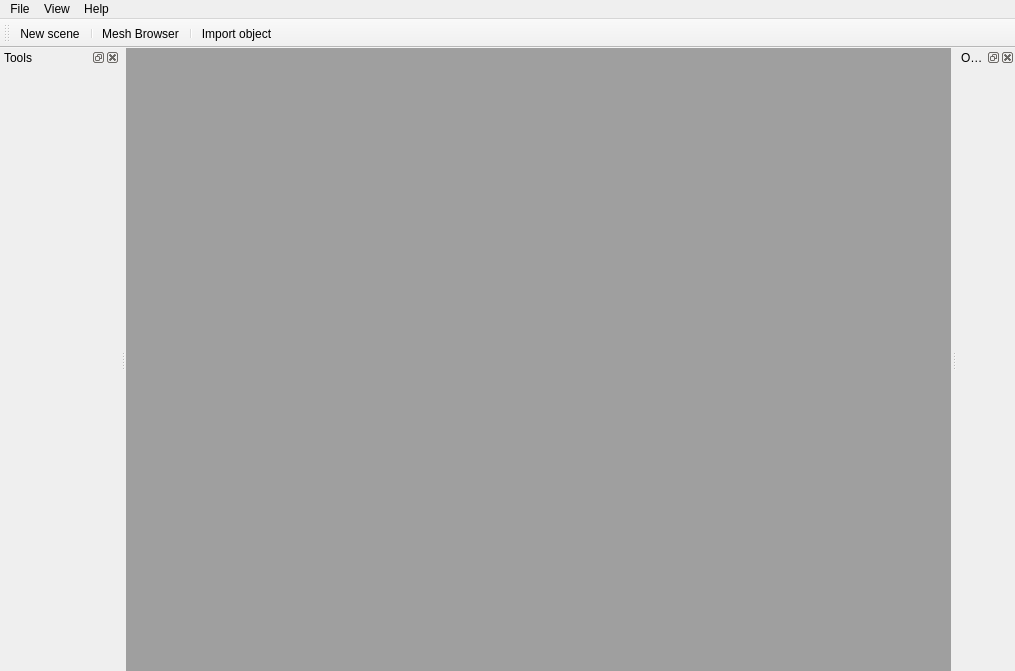
HonghuaLi/stacker, file GUI/Workspace.ui: the form before one commit.
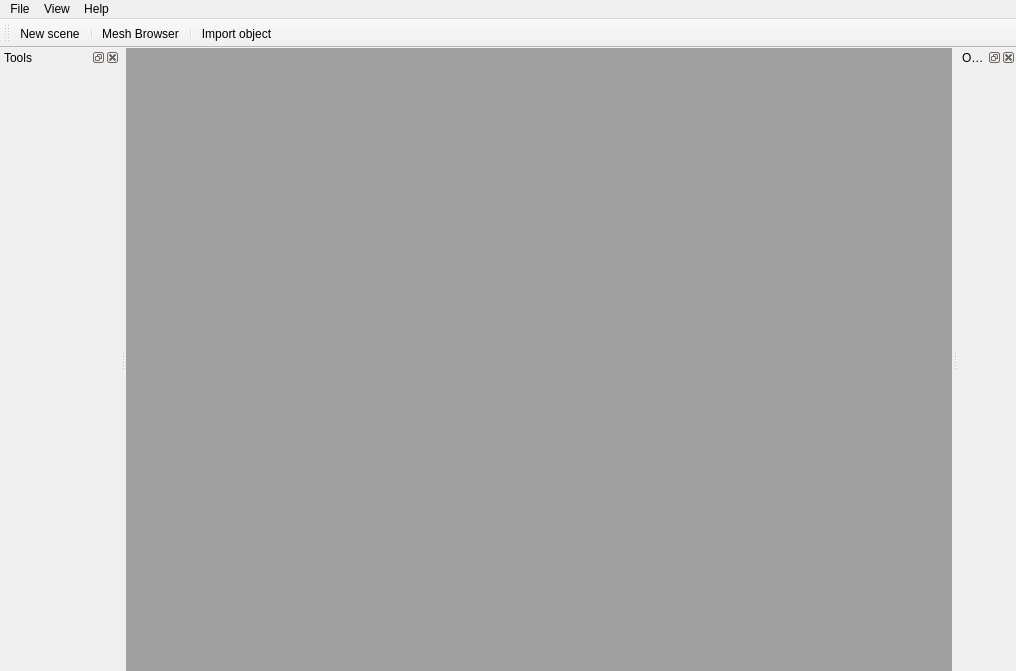
The form after the commit. Icons and pictures are not drawn.

```diff
--- a/GUI/Workspace.ui
+++ b/GUI/Workspace.ui
@@ -9,7 +9,7 @@
    <rect>
     <x>0</x>
     <y>0</y>
-    <width>1015</width>
+    <width>1016</width>
     <height>671</height>
    </rect>
   </property>
@@ -41,7 +41,7 @@
     <rect>
      <x>0</x>
      <y>0</y>
-     <width>1015</width>
+     <width>1016</width>
      <height>21</height>
     </rect>
    </property>
```
Left out of the diff: 11 changed lines with no effect on the pictures.
